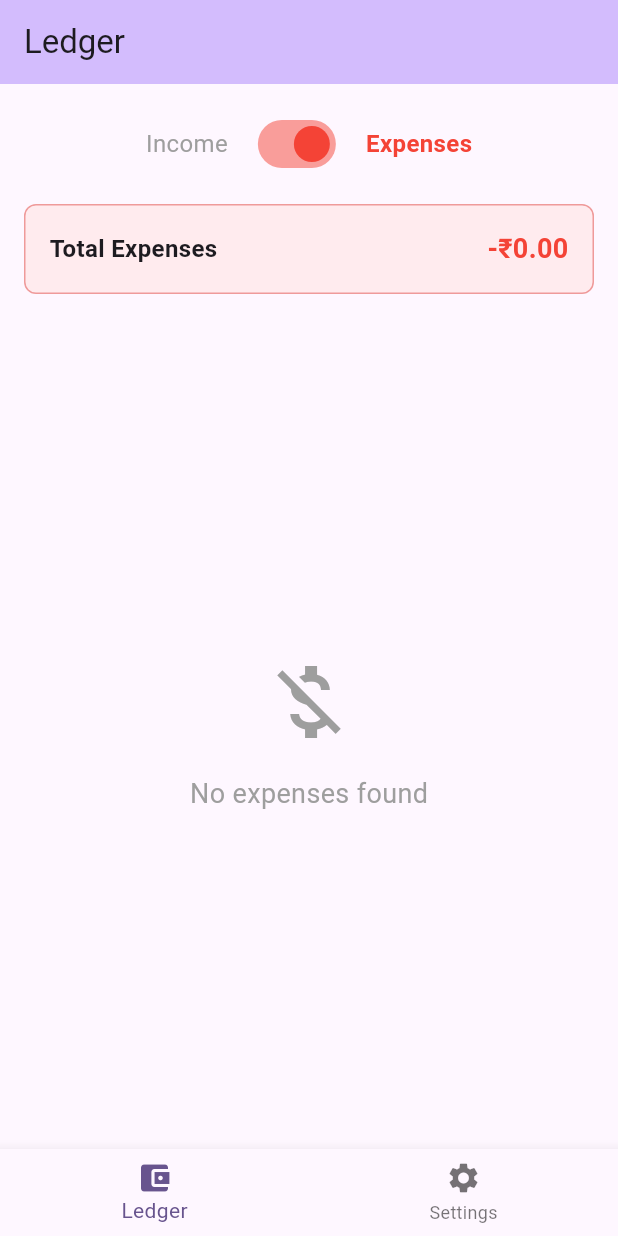
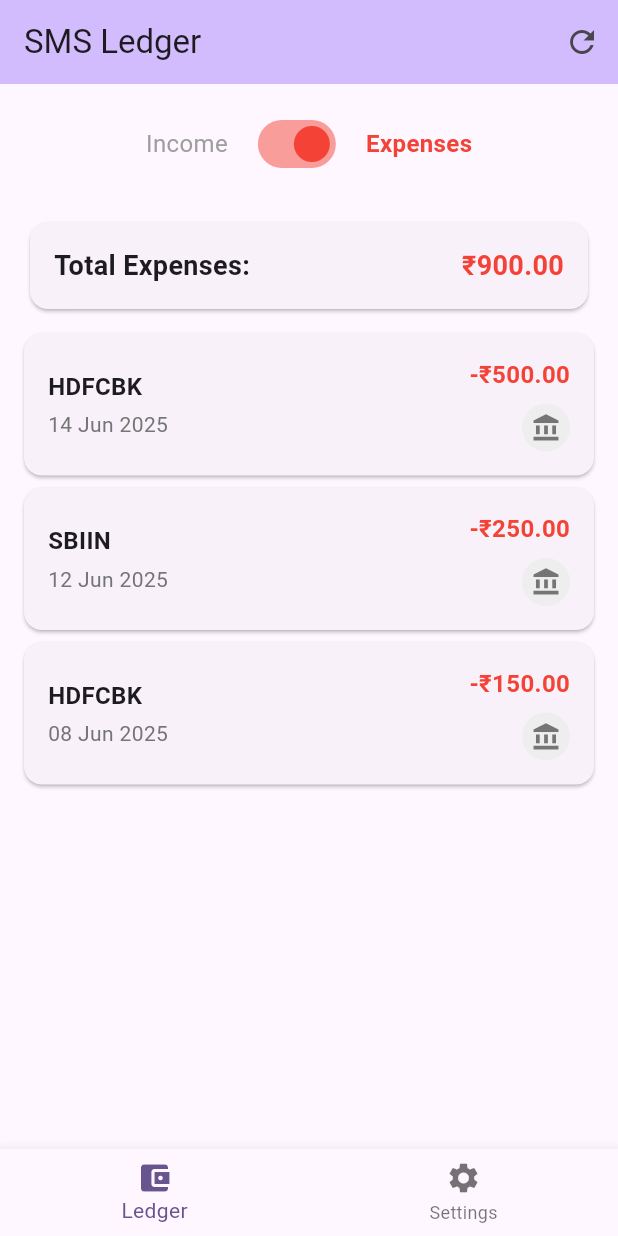
Before and after one commit to yamodiji/sms-ledger, a Flutter app: the screen it shows after launch, on a phone screen of 412 x 824 dp. Run offline on Flutter 3.47's test engine with Material 3 defaults, Android fonts, the light colour scheme and no system bars; our stand-ins replace permission_handler, shared_preferences; missing offline and left inert: another_telephony.

Commit message:
Add Android 13+ permission fixes and comprehensive user guide

```diff
--- a/lib/screens/ledger_screen.dart
+++ b/lib/screens/ledger_screen.dart
@@ -1,4 +1,5 @@
 import 'package:flutter/material.dart';
+import 'package:intl/intl.dart';
 import '../models/transaction.dart';
 import '../services/sms_service.dart';
 import '../widgets/transaction_item.dart';
@@ -11,165 +12,191 @@
 }
 
 class _LedgerScreenState extends State<LedgerScreen> {
-  bool _showExpenses = true;
-  List<Transaction> _allTransactions = [];
-  List<Transaction> _filteredTransactions = [];
+  final SmsService _smsService = SmsService();
+  List<Transaction> _transactions = [];
   bool _isLoading = true;
-  bool _hasPermission = false;
-  bool _isUsingDummyData = false;
-  final SmsService _smsService = SmsService();
+  bool _showExpenses = true; // true for expenses, false for income
+  SmsPermissionResult? _permissionStatus;
 
   @override
   void initState() {
     super.initState();
-    _checkPermissionAndLoadTransactions();
+    _loadTransactions();
   }
 
-  Future<void> _checkPermissionAndLoadTransactions() async {
+  Future<void> _loadTransactions() async {
     setState(() {
       _isLoading = true;
     });
 
-    final hasPermission = await _smsService.checkSmsPermission();
+    try {
+      // Check permission status first
+      _permissionStatus = await _smsService.requestSmsPermission();
+
+      // Load transactions (will return sample data if no permission)
+      final transactions = await _smsService.getTransactions();
+
       setState(() {
-      _hasPermission = hasPermission;
+        _transactions = transactions;
+        _isLoading = false;
       });
 
-    if (hasPermission) {
-      await _loadRealTransactions();
-    } else {
-      await _loadDummyTransactions();
+      // Show permission dialog if needed
+      if (_permissionStatus != SmsPermissionResult.granted && mounted) {
+        _showPermissionDialog();
       }
-  }
-
-  Future<void> _loadRealTransactions() async {
-    try {
-      List<Transaction> transactions = await _smsService.getTransactions();
-
+    } catch (e) {
       setState(() {
-        _allTransactions = transactions;
-        _isUsingDummyData = false;
-        _filterTransactions();
+        _transactions = _smsService.getSampleTransactions();
         _isLoading = false;
       });
-    } catch (e) {
-      await _loadDummyTransactions();
-    }
-  }
-
-  Future<void> _loadDummyTransactions() async {
-    setState(() {
-      _allTransactions = _smsService.getSampleTransactions();
-      _isUsingDummyData = true;
-      _filterTransactions();
-      _isLoading = false;
-    });
-  }
-
-  Future<void> _requestPermission() async {
-    final granted = await _smsService.requestSmsPermission();
-    if (granted) {
-      await _checkPermissionAndLoadTransactions();
-    } else {
-      _showPermissionDialog();
     }
   }
 
   void _showPermissionDialog() {
-    showDialog(
-      context: context,
-      builder: (BuildContext context) {
-        return AlertDialog(
-          title: const Text('SMS Permission Required'),
-          content: const Text(
-            'This app needs SMS permission to read your transaction messages. '
-            'Please grant permission in app settings to see real transactions.',
-          ),
-          actions: [
+    String title;
+    String message;
+    List<Widget> actions;
+
+    switch (_permissionStatus) {
+      case SmsPermissionResult.restricted:
+        title = 'SMS Permission Restricted';
+        message = 'Android has restricted SMS access for security. To enable SMS reading:\n\n'
+            '1. Tap "Open Settings" below\n'
+            '2. Find "SMS Ledger" in the app list\n'
+            '3. Tap "More" → "Allow restricted settings"\n'
+            '4. Follow the on-screen instructions\n'
+            '5. Grant SMS permission\n\n'
+            'This app needs SMS access to read your bank transaction messages.';
+        actions = [
           TextButton(
             onPressed: () => Navigator.of(context).pop(),
-              child: const Text('Cancel'),
+            child: const Text('Use Demo Data'),
           ),
+          ElevatedButton(
+            onPressed: () async {
+              Navigator.of(context).pop();
+              await _smsService.openRestrictedSettings();
+            },
+            child: const Text('Open Settings'),
+          ),
+        ];
+        break;
+      case SmsPermissionResult.permanentlyDenied:
+        title = 'SMS Permission Required';
+        message = 'SMS permission has been permanently denied. To enable SMS reading:\n\n'
+            '1. Tap "Open Settings" below\n'
+            '2. Find "Permissions" or "App permissions"\n'
+            '3. Enable SMS permission\n\n'
+            'This app needs SMS access to read your bank transaction messages.';
+        actions = [
           TextButton(
+            onPressed: () => Navigator.of(context).pop(),
+            child: const Text('Use Demo Data'),
+          ),
+          ElevatedButton(
             onPressed: () async {
               Navigator.of(context).pop();
               await _smsService.openPermissionSettings();
             },
             child: const Text('Open Settings'),
           ),
-          ],
+        ];
+        break;
+      case SmsPermissionResult.denied:
+        title = 'SMS Permission Needed';
+        message = 'This app needs SMS permission to read your bank transaction messages. '
+            'Would you like to grant permission now?';
+        actions = [
+          TextButton(
+            onPressed: () => Navigator.of(context).pop(),
+            child: const Text('Use Demo Data'),
+          ),
+          ElevatedButton(
+            onPressed: () async {
+              Navigator.of(context).pop();
+              await _loadTransactions();
+            },
+            child: const Text('Grant Permission'),
+          ),
+        ];
+        break;
+      default:
+        return; // Don't show dialog for granted permission
+    }
+
+    showDialog(
+      context: context,
+      barrierDismissible: false,
+      builder: (BuildContext context) {
+        return AlertDialog(
+          title: Text(title),
+          content: Text(message),
+          actions: actions,
         );
       },
     );
   }
 
-  void _filterTransactions() {
-    setState(() {
-      if (_showExpenses) {
-        _filteredTransactions = _allTransactions
-            .where((transaction) => !transaction.isCredit)
-            .toList();
-      } else {
-        _filteredTransactions = _allTransactions
-            .where((transaction) => transaction.isCredit)
-            .toList();
-      }
-    });
+  List<Transaction> get _filteredTransactions {
+    return _transactions.where((transaction) {
+      return _showExpenses ? !transaction.isCredit : transaction.isCredit;
+    }).toList();
   }
 
-  void _toggleTransactionType(bool showExpenses) {
-    setState(() {
-      _showExpenses = showExpenses;
-      _filterTransactions();
-    });
+  double get _totalAmount {
+    return _filteredTransactions.fold(0.0, (sum, transaction) => sum + transaction.amount);
   }
 
   @override
   Widget build(BuildContext context) {
     return Scaffold(
       appBar: AppBar(
-        title: const Text('Ledger'),
+        title: const Text('SMS Ledger'),
         backgroundColor: Theme.of(context).colorScheme.inversePrimary,
+        actions: [
+          IconButton(
+            icon: const Icon(Icons.refresh),
+            onPressed: _loadTransactions,
+            tooltip: 'Refresh Transactions',
+          ),
+          if (_permissionStatus != SmsPermissionResult.granted)
+            IconButton(
+              icon: const Icon(Icons.settings),
+              onPressed: _showPermissionDialog,
+              tooltip: 'Permission Settings',
+            ),
+        ],
       ),
       body: Column(
         children: [
           // Permission status banner
-          if (!_hasPermission || _isUsingDummyData)
+          if (_permissionStatus != SmsPermissionResult.granted)
             Container(
               width: double.infinity,
               padding: const EdgeInsets.all(12),
-              color: Colors.orange[100],
+              color: Colors.orange.shade100,
               child: Row(
                 children: [
-                  Icon(
-                    Icons.warning_amber,
-                    color: Colors.orange[800],
-                    size: 20,
-                  ),
+                  Icon(Icons.warning, color: Colors.orange.shade700),
                   const SizedBox(width: 8),
                   Expanded(
                     child: Text(
-                      _hasPermission
-                          ? 'No SMS transactions found. Showing sample data.'
-                          : 'SMS permission required to read real transactions.',
-                      style: TextStyle(
-                        color: Colors.orange[800],
-                        fontSize: 14,
+                      _permissionStatus == SmsPermissionResult.restricted
+                          ? 'SMS access restricted - showing demo data'
+                          : 'SMS permission needed - showing demo data',
+                      style: TextStyle(color: Colors.orange.shade700),
                     ),
                   ),
-                  ),
-                  if (!_hasPermission)
                   TextButton(
-                      onPressed: _requestPermission,
-                      child: const Text(
-                        'Grant Permission',
-                        style: TextStyle(fontSize: 12),
-                      ),
+                    onPressed: _showPermissionDialog,
+                    child: const Text('Fix'),
                   ),
                 ],
               ),
             ),
 
+          // Toggle Switch
           Container(
             padding: const EdgeInsets.all(16),
             child: Row(
@@ -179,14 +206,18 @@
                   'Income',
                   style: TextStyle(
                     fontSize: 16,
-                    fontWeight: !_showExpenses ? FontWeight.bold : FontWeight.normal,
-                    color: !_showExpenses ? Colors.green : Colors.grey,
+                    fontWeight: _showExpenses ? FontWeight.normal : FontWeight.bold,
+                    color: _showExpenses ? Colors.grey : Colors.green,
                   ),
                 ),
                 const SizedBox(width: 16),
                 Switch(
                   value: _showExpenses,
-                  onChanged: _toggleTransactionType,
+                  onChanged: (value) {
+                    setState(() {
+                      _showExpenses = value;
+                    });
+                  },
                   activeColor: Colors.red,
                   inactiveThumbColor: Colors.green,
                 ),
@@ -203,28 +234,24 @@
             ),
           ),
 
+          // Total Amount
           Container(
-            margin: const EdgeInsets.symmetric(horizontal: 16),
+            padding: const EdgeInsets.symmetric(horizontal: 16, vertical: 8),
+            child: Card(
+              child: Padding(
                 padding: const EdgeInsets.all(16),
-            decoration: BoxDecoration(
-              color: _showExpenses ? Colors.red[50] : Colors.green[50],
-              borderRadius: BorderRadius.circular(8),
-              border: Border.all(
-                color: _showExpenses ? Colors.red[200]! : Colors.green[200]!,
-              ),
-            ),
                 child: Row(
                   mainAxisAlignment: MainAxisAlignment.spaceBetween,
                   children: [
                     Text(
-                  _showExpenses ? 'Total Expenses' : 'Total Income',
+                      'Total ${_showExpenses ? 'Expenses' : 'Income'}:',
                       style: const TextStyle(
-                    fontSize: 16,
+                        fontSize: 18,
                         fontWeight: FontWeight.bold,
                       ),
                     ),
                     Text(
-                  _getTotalAmount(),
+                      '₹${NumberFormat('#,##,###.00').format(_totalAmount)}',
                       style: TextStyle(
                         fontSize: 18,
                         fontWeight: FontWeight.bold,
@@ -234,9 +261,10 @@
                   ],
                 ),
               ),
+            ),
+          ),
 
-          const SizedBox(height: 16),
-
+          // Transaction List
           Expanded(
             child: _isLoading
                 ? const Center(child: CircularProgressIndicator())
@@ -252,19 +280,22 @@
                             ),
                             const SizedBox(height: 16),
                             Text(
-                              _showExpenses
-                                  ? 'No expenses found'
-                                  : 'No income found',
+                              'No ${_showExpenses ? 'expenses' : 'income'} found',
                               style: const TextStyle(
                                 fontSize: 18,
                                 color: Colors.grey,
                               ),
                             ),
+                            const SizedBox(height: 8),
+                            const Text(
+                              'Pull down to refresh',
+                              style: TextStyle(color: Colors.grey),
+                            ),
                           ],
                         ),
                       )
                     : RefreshIndicator(
-                        onRefresh: _checkPermissionAndLoadTransactions,
+                        onRefresh: _loadTransactions,
                         child: ListView.builder(
                           itemCount: _filteredTransactions.length,
                           itemBuilder: (context, index) {
@@ -277,22 +308,6 @@
           ),
         ],
       ),
-      floatingActionButton: !_hasPermission ? FloatingActionButton.extended(
-        onPressed: _requestPermission,
-        icon: const Icon(Icons.sms),
-        label: const Text('Enable SMS'),
-        backgroundColor: Colors.orange,
-      ) : null,
     );
   }
-
-  String _getTotalAmount() {
-    double total = 0;
-    for (final transaction in _filteredTransactions) {
-      total += transaction.amount;
 }
-
-    final prefix = _showExpenses ? '-₹' : '+₹';
-    return '$prefix${total.toStringAsFixed(2)}';
-  }
-}
--- a/lib/services/sms_service.dart
+++ b/lib/services/sms_service.dart
@@ -1,6 +1,7 @@
 import 'package:another_telephony/telephony.dart';
 import 'package:permission_handler/permission_handler.dart';
 import 'package:shared_preferences/shared_preferences.dart';
+import 'package:flutter/services.dart';
 import '../models/transaction.dart';
 
 class SmsService {
@@ -29,9 +30,38 @@
     'transfer',
   ];
 
-  Future<bool> requestSmsPermission() async {
-    final status = await Permission.sms.request();
-    return status == PermissionStatus.granted;
+  Future<SmsPermissionResult> requestSmsPermission() async {
+    try {
+      // First check if permission is already granted
+      final currentStatus = await Permission.sms.status;
+      if (currentStatus == PermissionStatus.granted) {
+        return SmsPermissionResult.granted;
+      }
+
+      // If permanently denied, guide user to settings
+      if (currentStatus == PermissionStatus.permanentlyDenied) {
+        return SmsPermissionResult.permanentlyDenied;
+      }
+
+      // Request permission
+      final status = await Permission.sms.request();
+
+      switch (status) {
+        case PermissionStatus.granted:
+          return SmsPermissionResult.granted;
+        case PermissionStatus.denied:
+          return SmsPermissionResult.denied;
+        case PermissionStatus.permanentlyDenied:
+          return SmsPermissionResult.permanentlyDenied;
+        case PermissionStatus.restricted:
+          return SmsPermissionResult.restricted;
+        default:
+          return SmsPermissionResult.denied;
+      }
+    } catch (e) {
+      // If there's an error (like restricted settings), return restricted
+      return SmsPermissionResult.restricted;
+    }
   }
 
   Future<bool> checkSmsPermission() async {
@@ -43,13 +73,33 @@
     return await openAppSettings();
   }
 
+  /// Opens Android's restricted settings for this app
+  Future<void> openRestrictedSettings() async {
+    try {
+      // Try to open app-specific settings
+      await openAppSettings();
+    } catch (e) {
+      // Fallback - this will at least open general settings
+      const platform = MethodChannel('flutter/platform');
+      try {
+        await platform.invokeMethod('SystemNavigator.pop');
+      } catch (_) {
+        // If all else fails, just return
+      }
+    }
+  }
+
   Future<List<Transaction>> getTransactions() async {
     final prefs = await SharedPreferences.getInstance();
     final daysRange = prefs.getInt('transaction_days_range') ?? 30;
 
-    final hasPermission = await requestSmsPermission();
-    if (!hasPermission) {
-      return [];
+    final permissionResult = await requestSmsPermission();
+
+    // If permission not granted, return sample data or empty list
+    if (permissionResult != SmsPermissionResult.granted) {
+      // For demo purposes, return sample transactions
+      // In production, you might want to return empty list
+      return getSampleTransactions();
     }
 
     final DateTime cutoffDate = DateTime.now().subtract(Duration(days: daysRange));
@@ -75,8 +125,8 @@
 
       return transactions;
     } catch (e) {
-      // Error reading SMS messages - return empty list
-      return [];
+      // Error reading SMS messages - return sample data for demo
+      return getSampleTransactions();
     }
   }
 
@@ -169,6 +219,27 @@
         isCredit: true,
         originalMessage: 'Rs.2500.00 credited to your account',
       ),
+      Transaction(
+        sender: 'HDFCBK',
+        date: now.subtract(const Duration(days: 7)),
+        amount: 150.00,
+        isCredit: false,
+        originalMessage: 'ATM withdrawal Rs.150.00',
+      ),
+      Transaction(
+        sender: 'PAYTM',
+        date: now.subtract(const Duration(days: 10)),
+        amount: 75.50,
+        isCredit: true,
+        originalMessage: 'Cashback Rs.75.50 credited',
+      ),
     ];
   }
 }
+
+enum SmsPermissionResult {
+  granted,
+  denied,
+  permanentlyDenied,
+  restricted,
+}
```
Also changed, not shown: 3 other files. Lines whose indentation alone changed are shown as unchanged.
